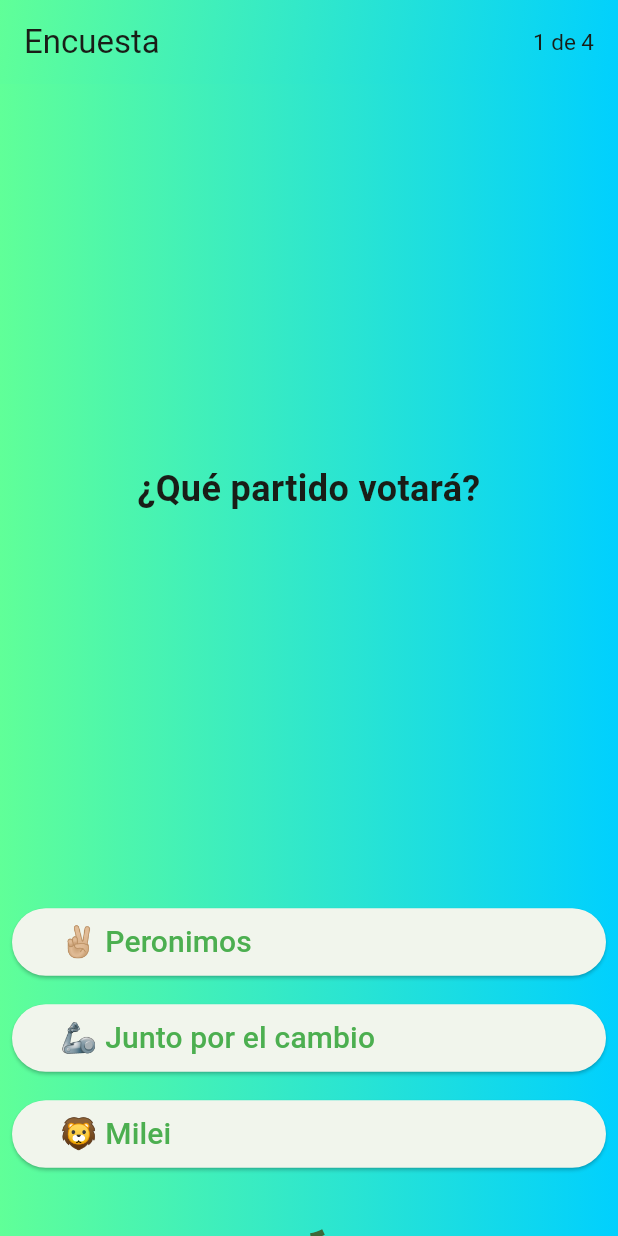
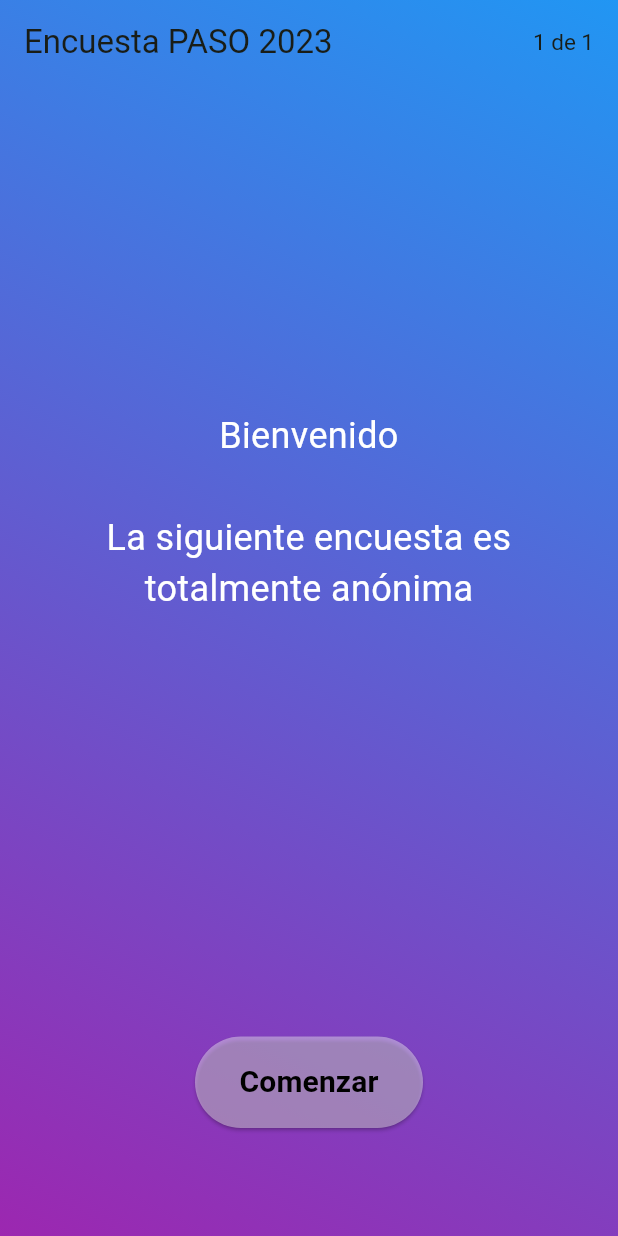
Before and after one commit to AlejandroDiBattista/encuestas, a Flutter app: the screen it shows after launch, on a phone screen of 412 x 824 dp. Run offline on Flutter 3.47's test engine with Material 2 defaults, Android fonts, the phone set to English and light mode, and no system bars; our stand-ins replace get; missing offline and left inert: gsheets; key blocks and very long unbroken strings in the code were emptied for the run.

Commit message:
Encuesta simple

```diff
--- a/lib/main.dart
+++ b/lib/main.dart
@@ -23,10 +23,8 @@
         theme: ThemeData(
           appBarTheme: AppBarTheme(color: Colores.comenzar),
           colorSchemeSeed: Colors.green,
-          // colorSchemeSeed: Colores.comenzar,
           useMaterial3: true,
         ),
-        // home: const LoginPage());
         home: const EncuestaPage());
   }
 }
--- a/lib/modelos/pregunta.dart
+++ b/lib/modelos/pregunta.dart
@@ -1,3 +1,4 @@
+import 'dart:collection';
 import 'dart:convert';
 import '../sheets_api.dart';
 
@@ -7,10 +8,11 @@
   String id;
   String descripcion;
   List<String> respuestas;
+  int respuesta = 0;
 
   Pregunta({required this.id, required this.descripcion, required this.respuestas});
 
-  Pregunta copyWith({String? id, String? descripcion, List<String>? respuestas}) => Pregunta(
+  Pregunta copyWith({String? id, String? descripcion, List<String>? respuestas, List<int>? cantidades}) => Pregunta(
         id: id ?? this.id,
         descripcion: descripcion ?? this.descripcion,
         respuestas: respuestas ?? this.respuestas,
@@ -37,7 +39,8 @@
   @override
   int get hashCode => id.hashCode ^ descripcion.hashCode ^ respuestas.hashCode;
 
-  static Preguntas preguntas = [];
+  bool get opcionUnica => respuestas.length == 1;
+  bool get esContestada => respuesta != 0;
 
   static Preguntas ejemplos = [
     Pregunta(
@@ -63,16 +66,81 @@
     )
   ];
 
-  static Future<void> cargar() async {
-    preguntas = await bajar();
-  }
-
-  static Future<Preguntas> bajar() async {
-    final datos = await SheetsApi.traerPreguntas();
-    return datos.map((dato) => Pregunta.fromMap(dato)).toList();
-  }
+  // static Future<void> cargar() async {
+  //   preguntas = await bajar();
+  // }
 
   static void guardarRespuestas(List<int> datos) async {
     await SheetsApi.registrarRespuestas(datos);
   }
 }
+
+class Encuesta extends ListBase<Pregunta> {
+  List<Pregunta> preguntas = [];
+  int posicion = -1;
+
+  Encuesta() {
+    posicion = -1;
+  }
+
+  int get length => preguntas.length;
+  set length(int newLength) => preguntas.length = newLength;
+
+  Pregunta operator [](int index) => preguntas[index];
+  void operator []=(int index, Pregunta value) => preguntas[index] = value;
+
+  void add(Pregunta pregunta) {
+    preguntas.add(pregunta);
+    posicion = 0;
+  }
+
+  bool siguiente() {
+    if (esFinal) return false;
+    posicion++;
+    return true;
+  }
+
+  bool anterior() {
+    if (esInicial) return false;
+    posicion--;
+    return true;
+  }
+
+  bool get esInicial => posicion == 0;
+  bool get esFinal => posicion == length - 1;
+
+  Pregunta get actual => preguntas[posicion];
+
+  void responder(int respuesta) {
+    preguntas[posicion].respuesta = respuesta;
+  }
+
+  static Future<Encuesta> bajar() async {
+    final datos = await SheetsApi.traerPreguntas();
+
+    final salida = Encuesta();
+    datos.forEach((dato) => salida.add(Pregunta.fromMap(dato)));
+    return salida;
+  }
+
+  void guardar() async {
+    await SheetsApi.registrarRespuestas(this.map((pregunta) => pregunta.respuesta).toList());
+  }
+
+  factory Encuesta.bienvenida() {
+    final salida = Encuesta();
+    salida.add(Pregunta(
+        id: "0", descripcion: 'Bienvenido..La siguiente encuesta es totalmente anónima', respuestas: ["Comenzar"]));
+    return salida;
+  }
+  factory Encuesta.ejemplo() {
+    final salida = Encuesta();
+    Pregunta.ejemplos.forEach((e) => salida.add(e));
+    return salida;
+  }
+
+  void reiniciar() {
+    preguntas.forEach((pregunta) => pregunta.respuesta = 0);
+    posicion = 0;
+  }
+}
--- a/lib/pages/encuesta_page.dart
+++ b/lib/pages/encuesta_page.dart
@@ -12,25 +12,19 @@
 }
 
 class _EncuestaPageState extends State<EncuestaPage> {
-  int actual = 0;
-  List<int> respuestas = [];
+  Encuesta encuesta = Encuesta.bienvenida();
 
-  Preguntas preguntas = Pregunta.preguntas;
+  bool cargando = false;
+  bool estadisticas = false;
 
-  bool cargando = true;
   @override
   void initState() {
     super.initState();
 
-    cargando = true;
-    preguntas = Pregunta.ejemplos;
-    preguntas.forEach((element) => respuestas.add(0));
+    // cargando = true;
 
-    Pregunta.cargar().then((value) {
-      preguntas = Pregunta.preguntas;
-      print("Preguntas cargadas ${Pregunta.preguntas.length}");
-      print("$preguntas");
-      preguntas.forEach((element) => respuestas.add(0));
+    Encuesta.bajar().then((v) {
+      encuesta = v;
       cargando = false;
       actualizar();
     });
@@ -38,135 +32,134 @@
 
   void actualizar() => setState(() {});
 
-  void seleccionarRespuesta(int respuesta) {
-    respuestas[actual] = (respuestas[actual] == respuesta) ? 0 : respuesta;
-    if (respuestas[actual] > 0) {
+  void marcarRespuesta(int respuesta) {
+    if (encuesta.actual.respuesta == respuesta) respuesta = 0;
+    encuesta.responder(respuesta);
     avanzarPregunta();
-    }
-    actualizar();
   }
 
   void retrocederPregunta() {
-    if (actual > 0) {
-      actual--;
-    }
+    encuesta.anterior();
     actualizar();
   }
 
   void avanzarPregunta() {
-    if (respuestas[actual] > 0) {
-      if (actual < preguntas.length - 1) actual++;
+    encuesta.siguiente();
+    if (encuesta.esFinal && encuesta.actual.esContestada) {
+      encuesta.guardar();
+      encuesta.reiniciar();
     }
     actualizar();
   }
 
   void finalizarEncuesta() {
-    Pregunta.guardarRespuestas(respuestas);
+    encuesta.guardar();
     Get.back();
   }
 
   @override
   Widget build(BuildContext context) {
-    final pregunta = preguntas[actual];
+    final pregunta = encuesta.actual;
     final respuestas = pregunta.respuestas;
 
     return Scaffold(
       appBar: crearTitulo(Row(
         mainAxisAlignment: MainAxisAlignment.spaceBetween,
         children: [
-          const Text('Encuesta'),
-          Text('${actual + 1} de ${preguntas.length}', style: const TextStyle(fontSize: 15)),
+          const Text('Encuesta PASO 2023'),
+          Text('${encuesta.posicion + 1} de ${encuesta.length}', style: const TextStyle(fontSize: 15))
         ],
       )),
+      extendBodyBehindAppBar: true,
       body: Container(
         decoration: crearFondo(),
         child: Column(
           mainAxisAlignment: MainAxisAlignment.spaceBetween,
           children: [
-            buildDescripcion(pregunta),
+            crearDescripcion(pregunta),
             Column(
               mainAxisAlignment: MainAxisAlignment.center,
-              children: respuestas.asMap().entries.map((item) => creardRespuesta(item.value, item.key)).toList(),
+              children: respuestas.asMap().entries.map((item) => crearRespuesta(item.key)).toList(),
             ),
-            cargando ? Center(child: CircularProgressIndicator()) : buildNavegacion(),
+            cargando ? Center(child: CircularProgressIndicator()) : crearNavegacion(),
+            // if (pregunta.opcionUnica) Spacer(),
           ],
         ),
       ),
     );
   }
 
-  Widget buildNavegacion() {
-    final esUltimaPregunta = actual == preguntas.length - 1;
-    final conRespuesta = respuestas[actual] > 0 || preguntas[actual].respuestas.isEmpty;
-    print("$respuestas");
-
+  Widget crearNavegacion() {
     return Padding(
-      padding: const EdgeInsets.symmetric(horizontal: 16.0, vertical: 16),
+      padding: const EdgeInsets.symmetric(horizontal: 32.0, vertical: 16),
       child: Row(
-        mainAxisAlignment: actual > 0 ? MainAxisAlignment.spaceBetween : MainAxisAlignment.end,
+        mainAxisAlignment: !encuesta.esInicial ? MainAxisAlignment.spaceBetween : MainAxisAlignment.end,
         children: [
-          if (actual > 0)
-            SizedBox(
-              width: 120,
-              child: OutlinedButton(onPressed: retrocederPregunta, child: const Text('Anterior')),
-            ),
+          if (!encuesta.esInicial) crearBoton('Anterior', retrocederPregunta),
           SizedBox(height: 32),
-          if (conRespuesta && !esUltimaPregunta)
-            SizedBox(
-              width: 120,
-              child: OutlinedButton(onPressed: avanzarPregunta, child: Text('Siguiente')),
-            ),
-          if (conRespuesta && esUltimaPregunta)
-            SizedBox(
-              width: 120,
-              child: FilledButton(
-                  onPressed: finalizarEncuesta,
-                  child: Text('Finalizar', style: TextStyle(fontWeight: FontWeight.bold))),
-            ),
+          if (encuesta.actual.esContestada) crearBoton('Siguiente', avanzarPregunta),
         ],
       ),
     );
   }
 
-  Widget buildDescripcion(Pregunta pregunta) {
-    return Expanded(
+  SizedBox crearBoton(String texto, VoidCallback accion) {
+    return SizedBox(
+        width: 120,
+        child: OutlinedButton(onPressed: accion, child: Text(texto, style: TextStyle(color: Colors.white))));
+  }
+
+  Widget crearDescripcion(Pregunta pregunta) => Expanded(
       child: Center(
           child: Padding(
               padding: const EdgeInsets.symmetric(horizontal: 16, vertical: 8),
-          child: Text(
-            pregunta.descripcion,
-            style: const TextStyle(fontSize: 24, fontWeight: FontWeight.bold),
-            textAlign: TextAlign.center,
-          ),
-        ),
-      ),
-    );
-  }
+              child: Text(pregunta.descripcion.replaceAll(".", "\n"),
+                  style: const TextStyle(fontSize: 24, fontWeight: FontWeight.normal, color: Colors.white),
+                  textAlign: TextAlign.center))));
 
-  Widget creardRespuesta(String respuesta, int i) {
-    final bool seleccionado = (actual < respuestas.length) && (respuestas[actual] == i + 1);
-    final par = respuesta.split("|").first.split(":");
+  Widget crearRespuesta(int i) {
+    final pregunta = encuesta.actual;
+    final respuesta = pregunta.respuestas[i];
+    final bool seleccionado = (i + 1) == pregunta.respuesta;
+    final par = respuesta.split(".");
 
     final texto = par[0].trim();
     final info = par.length > 1 ? par[1].trim() : "";
-    print('[$texto] - [$info] $seleccionado');
 
-    final color = (seleccionado ? Colors.red : Colors.green);
+    final color = (seleccionado ? Colors.yellow : Colors.black);
+    final compacta = pregunta.opcionUnica;
+
     return Padding(
-      padding: const EdgeInsets.all(8.0),
+      padding: const EdgeInsets.symmetric(horizontal: 24, vertical: 8),
       child: ElevatedButton(
-        onPressed: () => seleccionarRespuesta(i + 1),
-        child: Padding(
-          padding: const EdgeInsets.all(8.0),
+        style: ElevatedButton.styleFrom(
+          backgroundColor: Colors.white.withOpacity(0.4), // Ajusta el nivel de transparencia aquí
+          padding: EdgeInsets.all(16),
+        ),
+        onPressed: () => marcarRespuesta(i + 1),
         child: SizedBox(
-            width: Get.width - 20,
-            child: Column(
-              crossAxisAlignment: CrossAxisAlignment.start,
+          width: compacta ? 120 : Get.width - 20,
+          child: Row(
+            mainAxisAlignment: MainAxisAlignment.spaceBetween,
+            crossAxisAlignment: CrossAxisAlignment.center,
             children: [
-                Text(texto, style: TextStyle(fontSize: 20, color: color)),
-                if (info.isNotEmpty) Text(info, style: TextStyle(fontSize: 16, color: color)),
+              Spacer(),
+              Column(
+                // crossAxisAlignment: compacta ? CrossAxisAlignment.center : CrossAxisAlignment.start,
+                children: [
+                  Text(
+                    texto,
+                    style: TextStyle(fontSize: 20, color: color, fontWeight: FontWeight.bold),
+                    textAlign: compacta ? TextAlign.center : TextAlign.start,
+                  ),
+                  if (info.isNotEmpty)
+                    Text(info, style: TextStyle(fontSize: 16, color: color, fontWeight: FontWeight.w100)),
                 ],
               ),
+              Spacer(),
+              if (estadisticas && !compacta)
+                Text("${12}", style: TextStyle(fontSize: 16, color: color, fontWeight: FontWeight.w100))
+            ],
           ),
         ),
       ),
--- a/lib/utils.dart
+++ b/lib/utils.dart
@@ -109,24 +109,14 @@
   print('| [ ${reloj.elapsedMilliseconds}ms ]');
 }
 
-AppBar crearTitulo(Widget titulo, {List<Widget>? actions}) => AppBar(
-    title: titulo,
-    centerTitle: false,
-    flexibleSpace: Container(
-      decoration: BoxDecoration(
-          gradient: LinearGradient(
-        colors: [Colores.comenzar, Colores.terminar],
-        begin: Alignment.topLeft,
-        end: Alignment.bottomRight,
-      )),
-    ),
-    actions: actions);
+AppBar crearTitulo(Widget titulo, {List<Widget>? actions}) =>
+    AppBar(title: titulo, backgroundColor: Colors.transparent, elevation: 0, actions: actions);
 
-BoxDecoration crearFondo() => BoxDecoration(
+BoxDecoration crearFondo() => const BoxDecoration(
         gradient: LinearGradient(
-      colors: [Colores.comenzar, Colores.terminar],
-      begin: Alignment.centerLeft,
-      end: Alignment.centerRight,
+      colors: [Colors.purple, Colors.blue],
+      begin: Alignment.bottomLeft,
+      end: Alignment.topRight,
     ));
 
 Widget resultado(String titulo, int valor, [bool invertido = false]) {
@@ -134,9 +124,7 @@
   var resultado = Text("$valor", style: TextStyle(color: Colors.blue, fontSize: 14, fontWeight: FontWeight.bold));
   return Padding(
     padding: const EdgeInsets.symmetric(horizontal: 4),
-    child: Row(
-      children: invertido ? [resultado, etiqueta] : [etiqueta, resultado],
-    ),
+    child: Row(children: invertido ? [resultado, etiqueta] : [etiqueta, resultado]),
   );
 }
 
```
Also changed, not shown: lib/sheets_api.dart (+2 -33 lines), 14 other files. Lines whose indentation alone changed are shown as unchanged.
